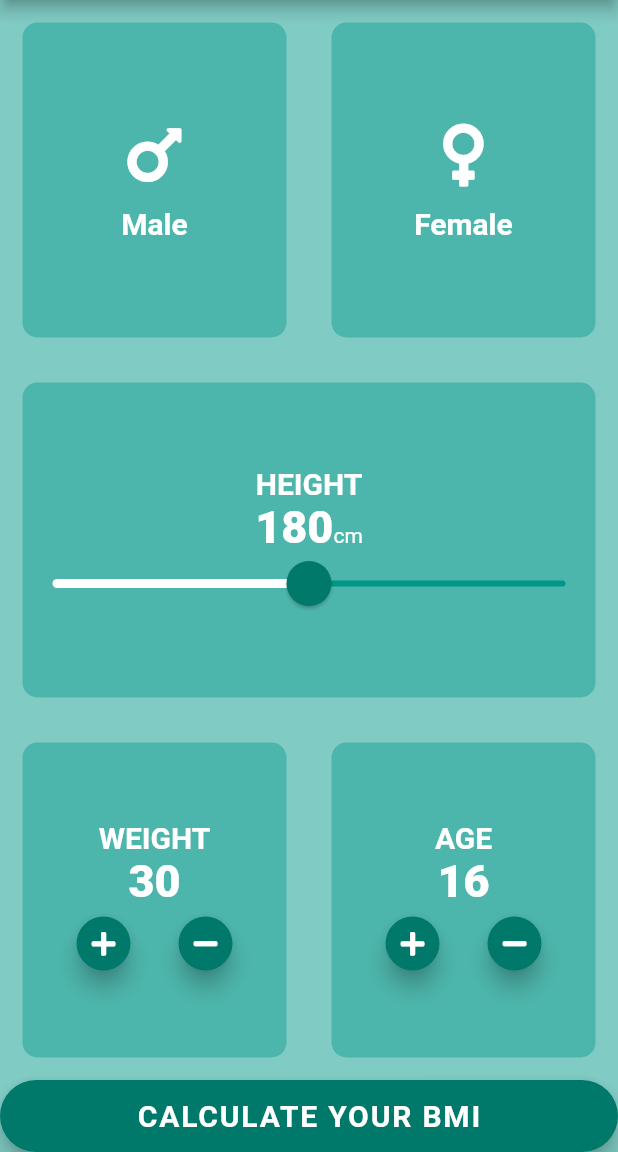
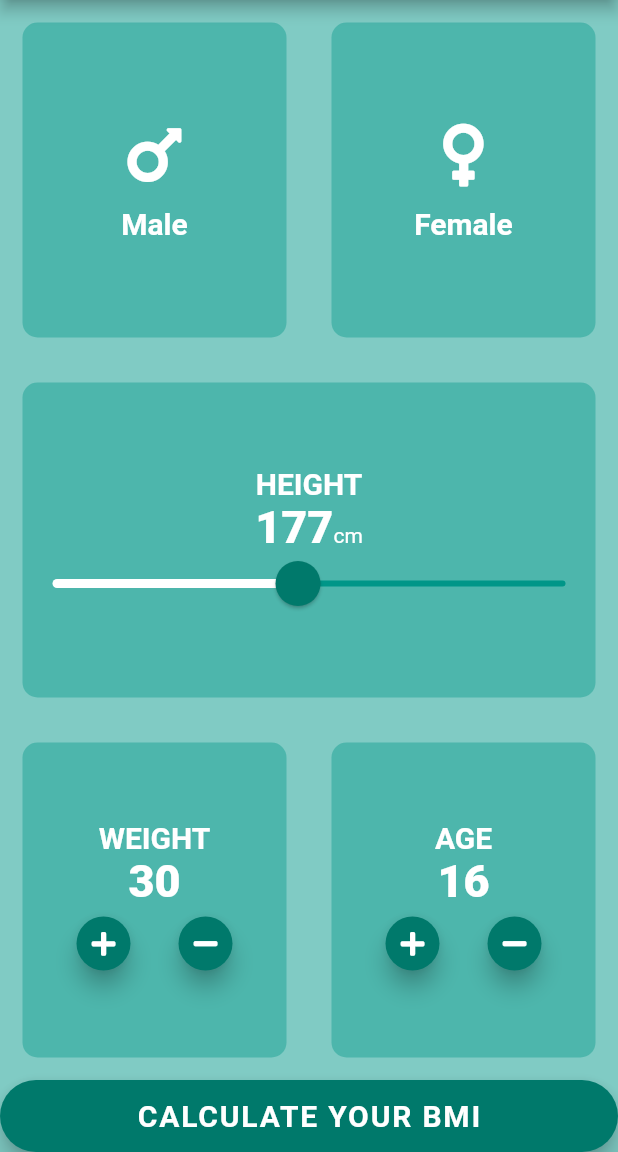
Before and after one commit to johnnylyimo/Flutter_BMI_SmartCalculator, a Flutter app: the screen it shows after launch, on a phone screen of 412 x 824 dp, the part 84-1236 px from its top. Run offline on Flutter 3.47's test engine with Material 2 defaults, Android fonts, the phone set to English and light mode, and no system bars; our stand-ins replace font_awesome_flutter.

Commit message:
Imported model.dart

```diff
--- a/lib/screens/home_page.dart
+++ b/lib/screens/home_page.dart
@@ -1,8 +1,8 @@
 import 'package:flutter/material.dart';
+import 'package:flutter_bmi_smart_calculator/data_model/model.dart';
 import 'package:flutter_bmi_smart_calculator/screens/results.dart';
 import 'package:flutter_bmi_smart_calculator/utils/constants.dart';
 import 'package:flutter_bmi_smart_calculator/utils/custom_widgets.dart';
-import 'package:flutter_bmi_smart_calculator/data_model/model.dart';
 import 'package:font_awesome_flutter/font_awesome_flutter.dart';
 
 enum Gender { male, female }
@@ -14,7 +14,7 @@ class HomePage extends StatefulWidget {
 
 class _HomePageState extends State<HomePage> {
   Gender selectedGender;
-  int height = 180;
+  int height = 177;
   int weight = 30;
   int age = 16;
 
@@ -211,6 +211,7 @@ class _HomePageState extends State<HomePage> {
             onPressed: () {
               BMICalculator calc =
                   BMICalculator(height: height, weight: weight);
+              print(weight);
 
               Navigator.push(
                 context,
```
